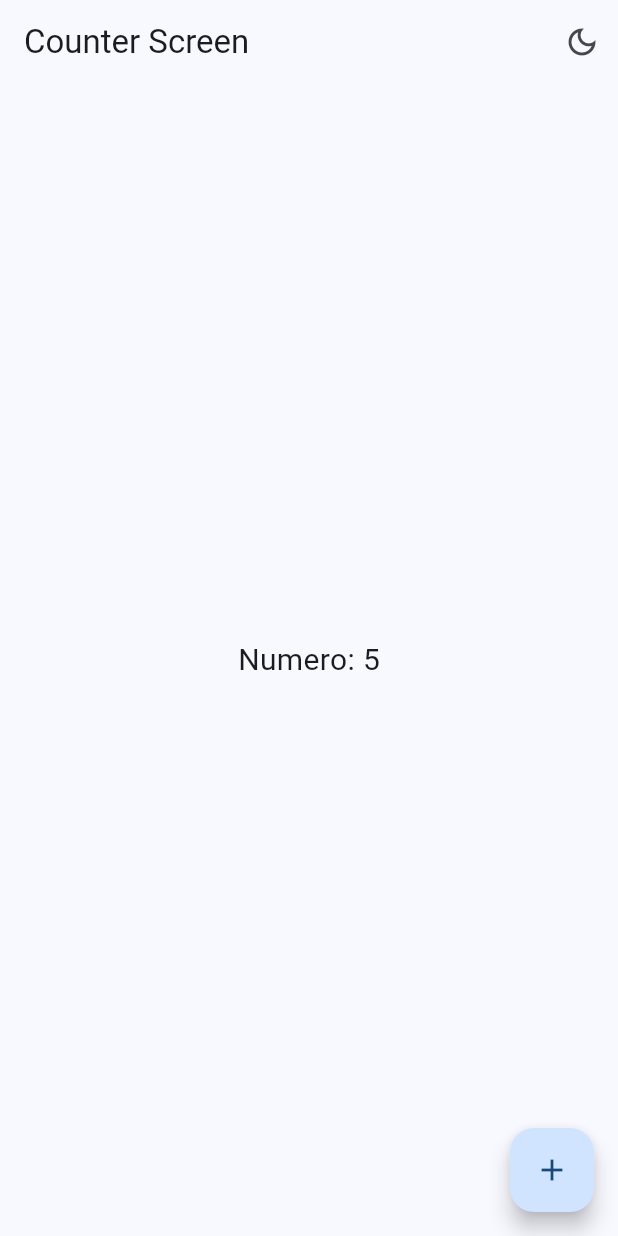
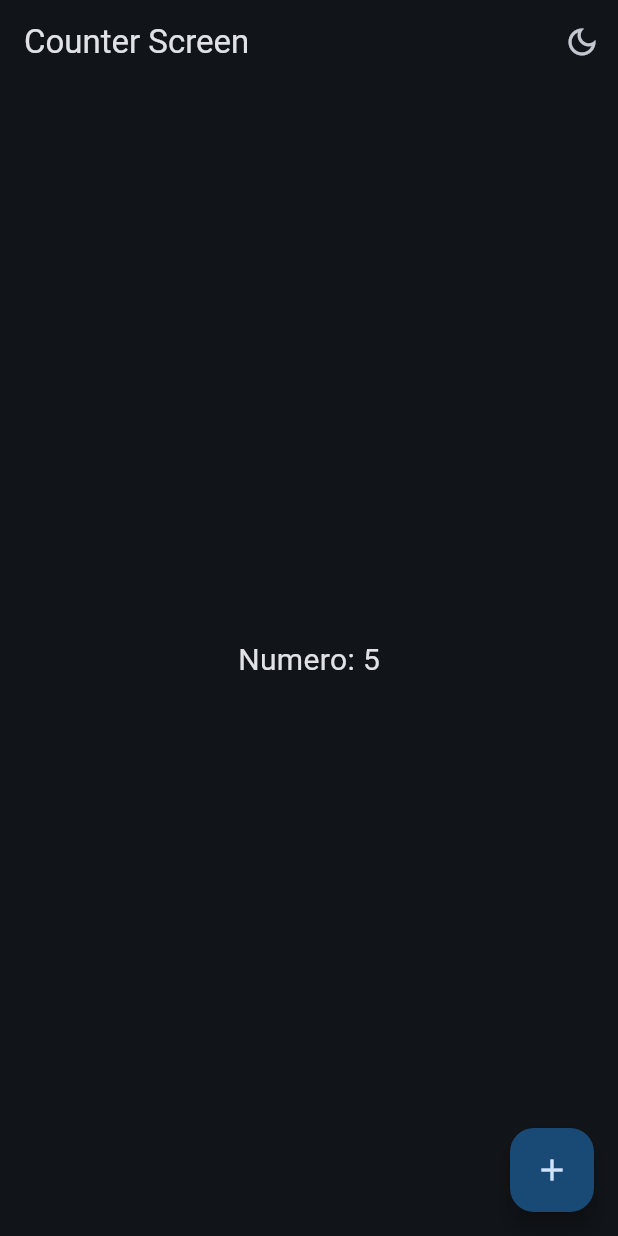
Before and after one commit to 1Alejo31/widgets_app, a Flutter app: the CounterScreen screen opened by its route, after a tap on the "light mode" icon, on a phone screen of 412 x 824 dp. Run offline on Flutter 3.47's test engine with Material 2 defaults, Android fonts, the phone set to English and light mode, and no system bars; our stand-ins replace animate_do, go_router, hooks_riverpod.

Commit message:
Se agrega indices de colores, cambios

```diff
--- a/lib/config/theme/app_theme.dart
+++ b/lib/config/theme/app_theme.dart
@@ -14,15 +14,15 @@ const colorList = <Color>[
 
 class AppTheme {
   final int selectColor;
-
-  AppTheme({
-    required this.selectColor,
-  })  : assert(selectColor >= 0, 'Selected color must be greater then 0'),
+  final bool isDarkmode;
+  AppTheme({this.isDarkmode = false, this.selectColor = 0})
+      : assert(selectColor >= 0, 'Selected color must be greater then 0'),
         assert(selectColor < colorList.length,
             'Selected color must be lees or equal than ${colorList.length - 1}');
 
   ThemeData getTheme() => ThemeData(
       useMaterial3: true,
+      brightness: isDarkmode ? Brightness.dark : Brightness.light,
       colorSchemeSeed: colorList[selectColor],
       appBarTheme: const AppBarTheme(centerTitle: false));
 }
--- a/lib/main.dart
+++ b/lib/main.dart
@@ -2,6 +2,7 @@ import 'package:flutter/material.dart';
 import 'package:hooks_riverpod/hooks_riverpod.dart';
 import 'package:widgets_app/config/router/app_router.dart';
 import 'package:widgets_app/config/theme/app_theme.dart';
+import 'package:widgets_app/presentation/providers/theme_provider.dart';
 
 void main() {
   runApp(const ProviderScope(
@@ -9,16 +10,20 @@ void main() {
   ));
 }
 
-class MyApp extends StatelessWidget {
+class MyApp extends ConsumerWidget {
   const MyApp({super.key});
 
   @override
-  Widget build(BuildContext context) {
+  Widget build(BuildContext context, ref) {
+    final int isColorSelect = ref.watch(selectedColorProvider);
+    final bool isDarmode = ref.watch(isDarkmodeProvider);
+
     return MaterialApp.router(
       title: 'Flutter Widgets',
       routerConfig: appRouter,
       debugShowCheckedModeBanner: false,
-      theme: AppTheme(selectColor: 0).getTheme(),
+      theme: AppTheme(selectColor: isColorSelect, isDarkmode: isDarmode)
+          .getTheme(),
     );
   }
 }
--- a/lib/presentation/providers/theme_provider.dart
+++ b/lib/presentation/providers/theme_provider.dart
@@ -1,7 +1,10 @@
 import 'package:hooks_riverpod/hooks_riverpod.dart';
 import 'package:widgets_app/config/theme/app_theme.dart';
 
-final isDarkmodeProvider = StateProvider((ref) => true);
+final isDarkmodeProvider = StateProvider((ref) => false);
 
 //Listado de colores inmutable
 final colorListProvider = Provider((ref) => colorList);
+
+//Un simple int
+final selectedColorProvider = StateProvider((ref) => 0);
--- a/lib/presentation/screens/counter/counter_screen.dart
+++ b/lib/presentation/screens/counter/counter_screen.dart
@@ -20,8 +20,8 @@ class CounterScreen extends ConsumerWidget {
         actions: [
           IconButton(
             icon: stateDarkmode
-                ? const Icon(Icons.light_mode_outlined)
-                : const Icon(Icons.dark_mode_outlined),
+                ? const Icon(Icons.dark_mode_outlined)
+                : const Icon(Icons.light_mode_outlined),
             onPressed: () {
               //Toma el puesto y lo actuliza, si esta en true lo pasa a false y viseversa
               ref
```
Also changed, not shown: lib/presentation/screens/theme_charger/theme_charger_screen.dart (+12 -5 lines).
